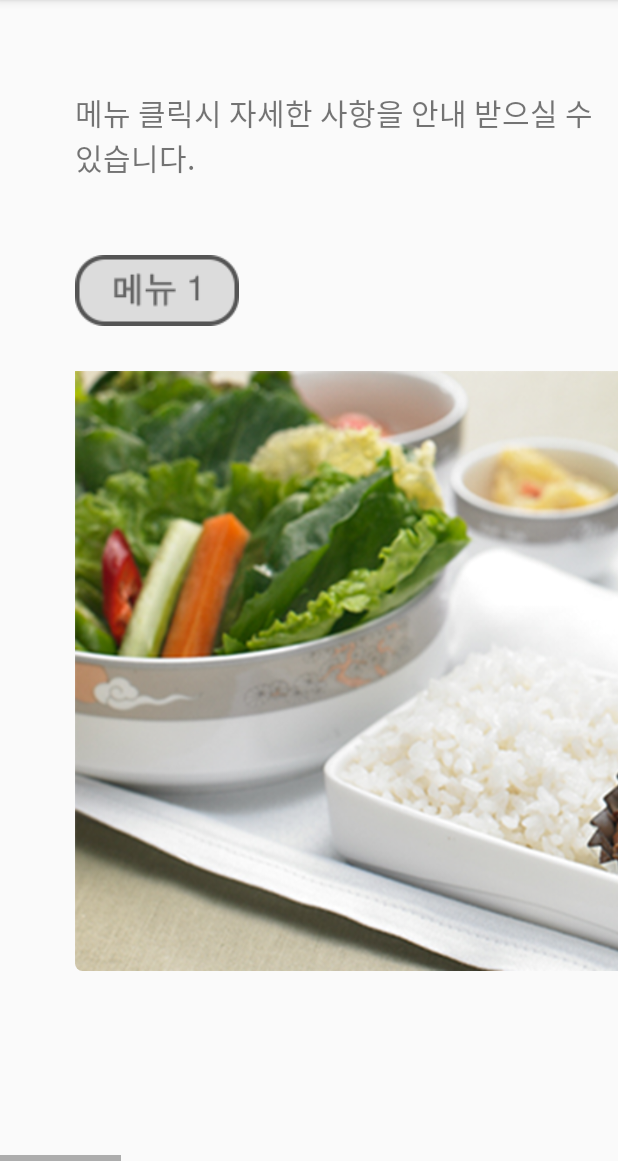
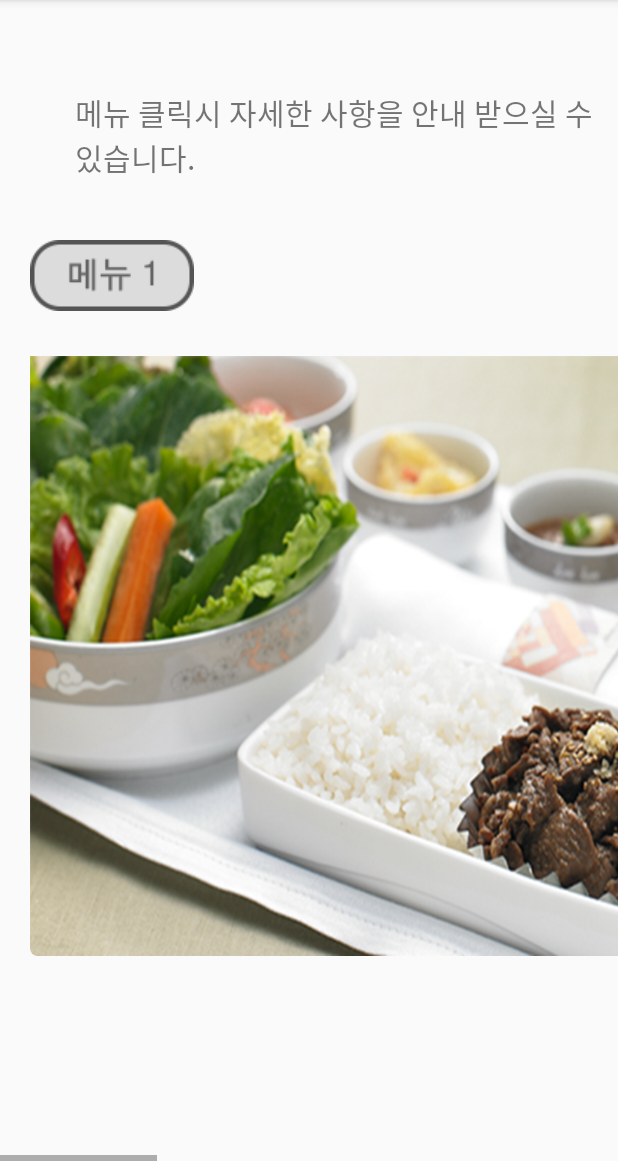
Before and after one commit to hanwjdgh/MEALicious, an Android app: the MenuDetailFragment screen opened directly, with no data from a screen before it, on a phone screen of 412 x 824 dp, the part 75-1236 px from its top. Run offline under Robolectric (Android 15) with nearby library versions, the light colour scheme and no system bars; Roboto replaces fonts that are not available here.

Commit message:
update scroll

```diff
--- a/app/src/main/res/layout/fragment_menu.xml
+++ b/app/src/main/res/layout/fragment_menu.xml
@@ -153,6 +153,8 @@
         android:layout_height="wrap_content"
         android:layout_marginTop="100dp"
         android:nestedScrollingEnabled="false"
+        android:scrollbarSize="7dp"
+        android:scrollbarThumbVertical="@color/colorWallet"
         android:fadeScrollbars="false"
         android:scrollbars="vertical" />
 
--- a/app/src/main/res/layout/fragment_menudetail2.xml
+++ b/app/src/main/res/layout/fragment_menudetail2.xml
@@ -28,6 +28,9 @@
                 android:id="@+id/listView"
                 android:layout_width="match_parent"
                 android:layout_height="match_parent"
+                android:scrollbarSize="7dp"
+                android:scrollbarThumbVertical="@color/colorWallet"
+
                 android:fadeScrollbars="false"
                 android:scrollbars="horizontal" />
 
--- a/app/src/main/res/layout/list_item.xml
+++ b/app/src/main/res/layout/list_item.xml
@@ -3,13 +3,17 @@
     xmlns:card_view="http://schemas.android.com/apk/res-auto"
     android:layout_width="match_parent"
     android:layout_height="match_parent"
+    android:layout_marginLeft="30dp"
     android:orientation="vertical">
 
     <android.support.v7.widget.CardView
         android:id="@+id/cardview"
         android:layout_width="wrap_content"
         android:layout_height="match_parent"
-        android:layout_margin="50dp"
+        android:layout_marginLeft="20dp"
+        android:layout_marginRight="20dp"
+        android:layout_marginTop="40dp"
+        android:layout_marginBottom="40dp"
         card_view:cardElevation="0dp"
         card_view:cardBackgroundColor="@android:color/transparent"
         card_view:cardCornerRadius="5dp">
@@ -29,7 +33,7 @@
                 android:id="@+id/imageview"
                 android:layout_marginTop="30dp"
                 android:layout_gravity="center"
-                android:layout_width="600dp"
+                android:layout_width="500dp"
                 android:layout_height="400dp"
                 android:scaleType="fitXY"
                 android:src="@drawable/meal_1" />
```
Also changed, not shown: app/src/main/java/com/example/meal/Activity/ServiceActivity.java (+12 -9 lines), app/src/main/res/drawable/flight.png (deleted).
